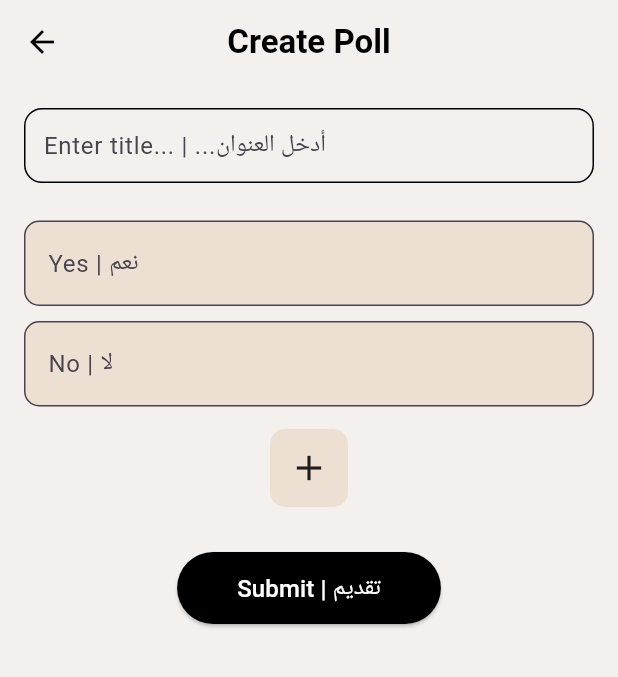
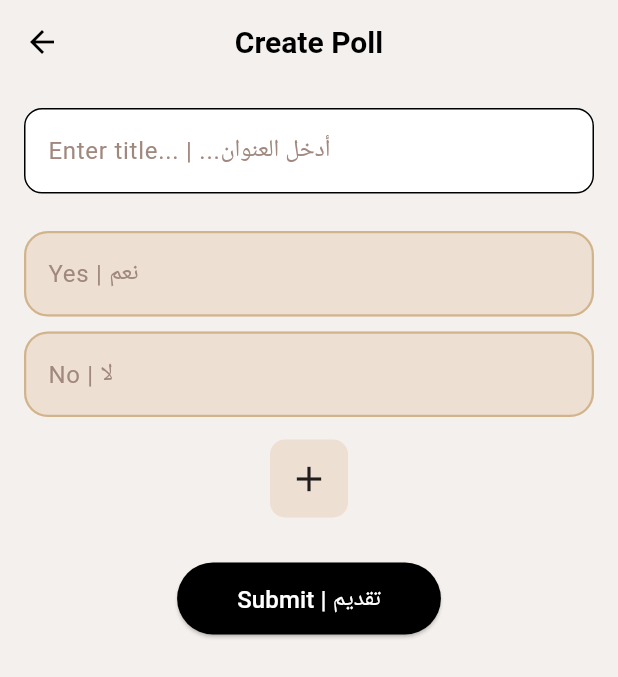
Before and after one commit to JimmyDevvvvv/HayyGov, a Flutter app: the CreatePollScreen screen opened directly, on a phone screen of 412 x 824 dp. Shown: the top 677 px of the screen. Run offline on Flutter 3.47's test engine with Material 3 defaults, Android fonts, the phone set to English and light mode, and no system bars; our stand-ins replace cached_network_image, cloud_firestore, connectivity_plus, dio, file_picker, firebase_auth and 8 more; missing offline and left inert: syncfusion_flutter_pdfviewer, translator; accounts and stored records are empty.

Commit message:
Cleaned design more sand and placements

```diff
--- a/lib/screens/GOV/create_poll_screen.dart
+++ b/lib/screens/GOV/create_poll_screen.dart
@@ -90,20 +90,26 @@ class _CreatePollScreenState extends State<CreatePollScreen> {
                 child: Column(
                   children: [
                     // Poll Title
-                    Container(
-                      decoration: BoxDecoration(
-                        border: Border.all(color: Colors.black),
-                        borderRadius: BorderRadius.circular(12),
+                    TextFormField(
+                      controller: _titleController,
+                      decoration: const InputDecoration(
+                        hintText: 'Enter title... | ...أدخل العنوان',
+                        border: OutlineInputBorder(
+                          borderRadius: BorderRadius.all(Radius.circular(12)),
+                          borderSide: BorderSide(color: Colors.black),
+                        ),
+                        enabledBorder: OutlineInputBorder(
+                          borderRadius: BorderRadius.all(Radius.circular(12)),
+                          borderSide: BorderSide(color: Colors.black),
+                        ),
+                        focusedBorder: OutlineInputBorder(
+                          borderRadius: BorderRadius.all(Radius.circular(12)),
+                          borderSide: BorderSide(color: Colors.brown, width: 2),
+                        ),
+                        filled: true,
+                        fillColor: Colors.white,
                       ),
-                      padding: const EdgeInsets.symmetric(horizontal: 12),
-                      child: TextFormField(
-                        controller: _titleController,
-                        decoration: const InputDecoration(
-                          hintText: 'Enter title... | ...أدخل العنوان',
-                          border: InputBorder.none,
-                        ),
-                        validator: (val) => val!.isEmpty ? 'Required' : null,
-                      ),
+                      validator: (val) => val!.isEmpty ? 'Required' : null,
                     ),
                     const SizedBox(height: 20),
 
--- a/lib/screens/messaging/admin_inbox_screen.dart
+++ b/lib/screens/messaging/admin_inbox_screen.dart
@@ -45,7 +45,7 @@ class _AdminInboxScreenState extends State<AdminInboxScreen> {
       backgroundColor: bgColor,
       body: Column(
         children: [
-          const SizedBox(height: 30), // for status bar space
+          //const SizedBox(height: 30), // for status bar space
           // --- Switch between Inbox and Reports ---
           Padding(
             padding: const EdgeInsets.symmetric(vertical: 18.0),
@@ -112,8 +112,7 @@ class _AdminInboxScreenState extends State<AdminInboxScreen> {
               ),
             ),
           ),
-          // --- End Switch ---
-          const SizedBox(height: 10),
+          // --- End Switch --- Increased space below switch, matches emergency_n
           Expanded(
             child: showInbox
                 ? StreamBuilder<QuerySnapshot>(
```
Also changed, not shown: lib/main.dart (+59 -1 lines), 1 other file.
